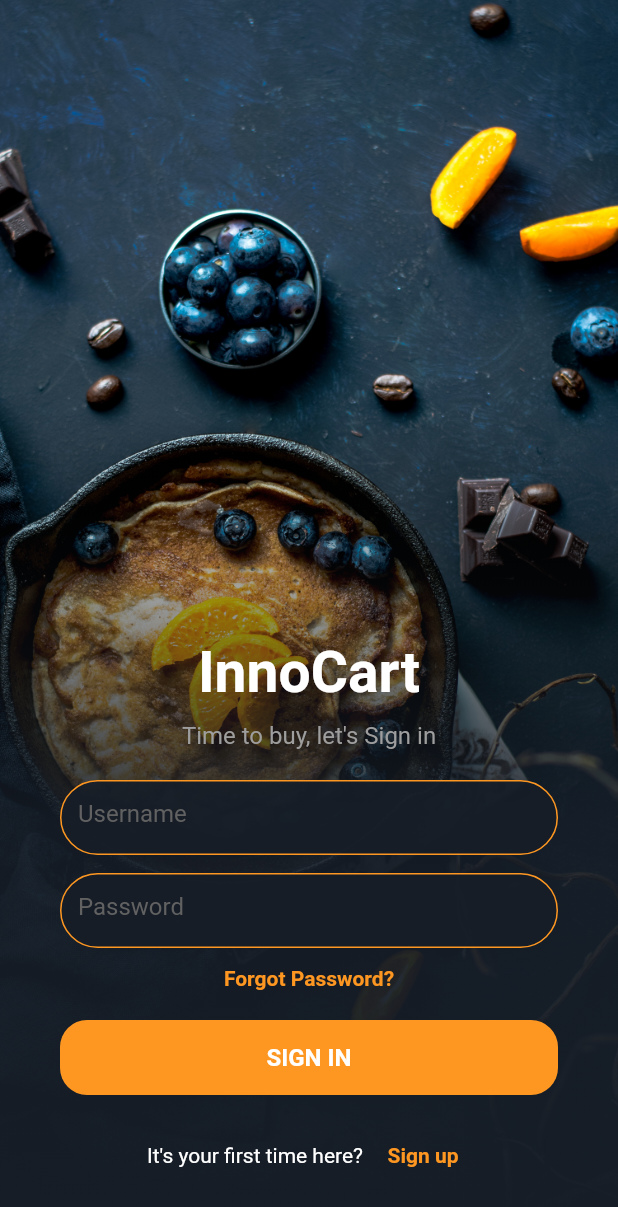
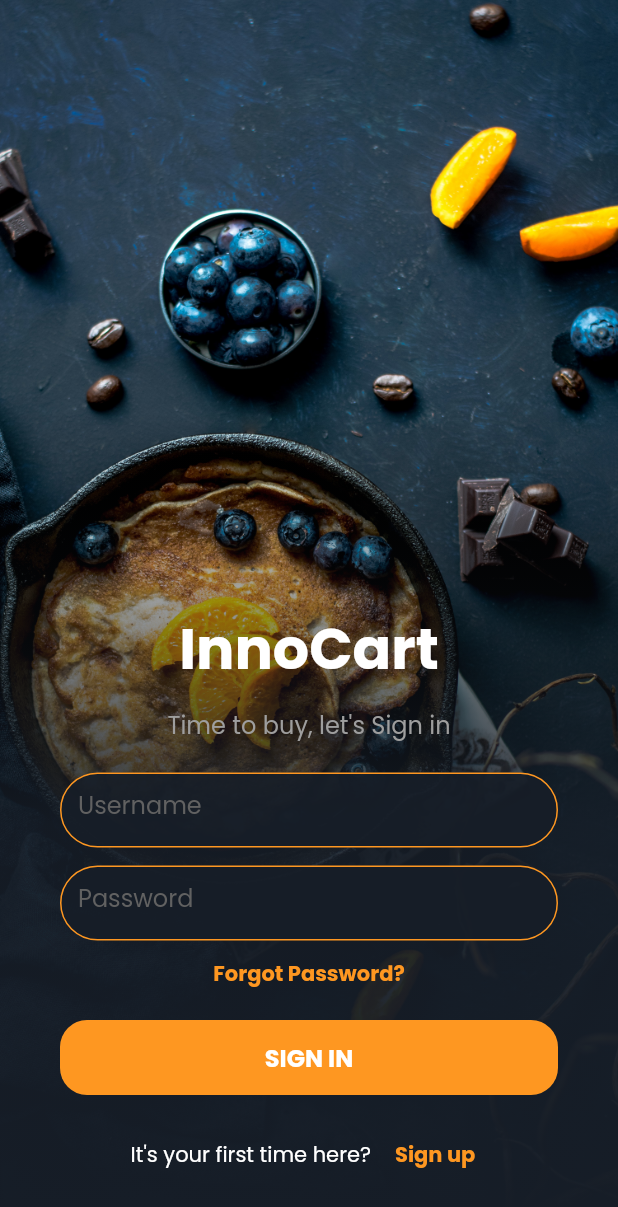
Before and after one commit to profectus200/inno-cart, a Flutter app: the screen it shows after launch, after a tap on "SIGN IN", on a phone screen of 412 x 824 dp. Shown: the top 1207 px of the screen. Run offline on Flutter 3.47's test engine with Material 2 defaults, Android fonts, the phone set to English and light mode, and no system bars; our stand-ins replace bottom_navy_bar, equatable, flutter_secure_storage; network calls fail.

Commit message:
add fonts change theme

```diff
--- a/lib/main.dart
+++ b/lib/main.dart
@@ -7,8 +7,17 @@ import 'package:innocart_front/presentation/auth/register_page.dart';
 void main() {
   runApp(MaterialApp(
     debugShowCheckedModeBanner: false,
-    // home: const MyLogin(),
     home: const MyLogin(),
+    theme: ThemeData(
+      // Define the default brightness and colors.
+      brightness: Brightness.dark,
+      primaryColor: Colors.orange,
+
+      // Define the default font family.
+      fontFamily: 'Poppins',
+
+
+    ),
     routes: {
       'register': (context) => const MyRegister(),
       'login': (context) => const MyLogin(),
--- a/lib/presentation/app_pages/navbar.dart
+++ b/lib/presentation/app_pages/navbar.dart
@@ -2,7 +2,7 @@ import 'package:bottom_navy_bar/bottom_navy_bar.dart';
 import 'package:flutter/material.dart';
 import 'package:innocart_front/presentation/app_pages/add_post_page.dart';
 
-import 'dashboard/dashboard_page.dart';
+import 'dashboard_page.dart';
 import 'profile/profile_page.dart';
 
 class CustomizedBottomNavigationBar extends StatefulWidget {
--- a/lib/presentation/app_pages/profile/active_orders.dart
+++ b/lib/presentation/app_pages/profile/active_orders.dart
@@ -16,9 +16,7 @@ class ActiveOrders extends StatefulWidget {
 class _ActiveOrders extends State<ActiveOrders> {
   @override
   Widget build(BuildContext context) {
-    return MaterialApp(
-        debugShowCheckedModeBanner: false,
-        home: Scaffold(
+    return Scaffold(
             appBar: AppBar(
               title: const Text("InnoCart"),
             ),
@@ -48,7 +46,7 @@ class _ActiveOrders extends State<ActiveOrders> {
                   }
                 },
               ),
-            )));
+            ));
   }
 
   Widget itemCard(int id, String productName, String weight, String size, String price,
--- a/lib/presentation/auth/login_page.dart
+++ b/lib/presentation/auth/login_page.dart
@@ -33,6 +33,10 @@ class _MyLoginState extends State<MyLogin> {
                 ], begin: Alignment.topCenter, end: Alignment.bottomCenter)),
           ),
           Center(
+            child: CustomScrollView(
+                scrollDirection: Axis.vertical,
+              slivers: [SliverFillRemaining(
+                hasScrollBody: false,
                 child: Column(
                   mainAxisAlignment: MainAxisAlignment.end,
                   children: <Widget>[
@@ -174,6 +178,8 @@ class _MyLoginState extends State<MyLogin> {
                   ],
                 ),
               ),
+            ]),
+          ),
         ],
       ),
     );
```
Also changed, not shown: lib/presentation/app_pages/add_post_page.dart (+3 -6 lines), lib/presentation/app_pages/dashboard_page.dart (renamed from lib/presentation/app_pages/dashboard/dashboard_page.dart, +6 -8 lines), pubspec.yaml (+7 -0 lines), fonts/Poppins-Bold.ttf (added), fonts/Poppins-Medium.ttf (added), fonts/Poppins-Regular.ttf (added), fonts/Poppins-SemiBold.ttf (added). Lines whose indentation alone changed are shown as unchanged.
